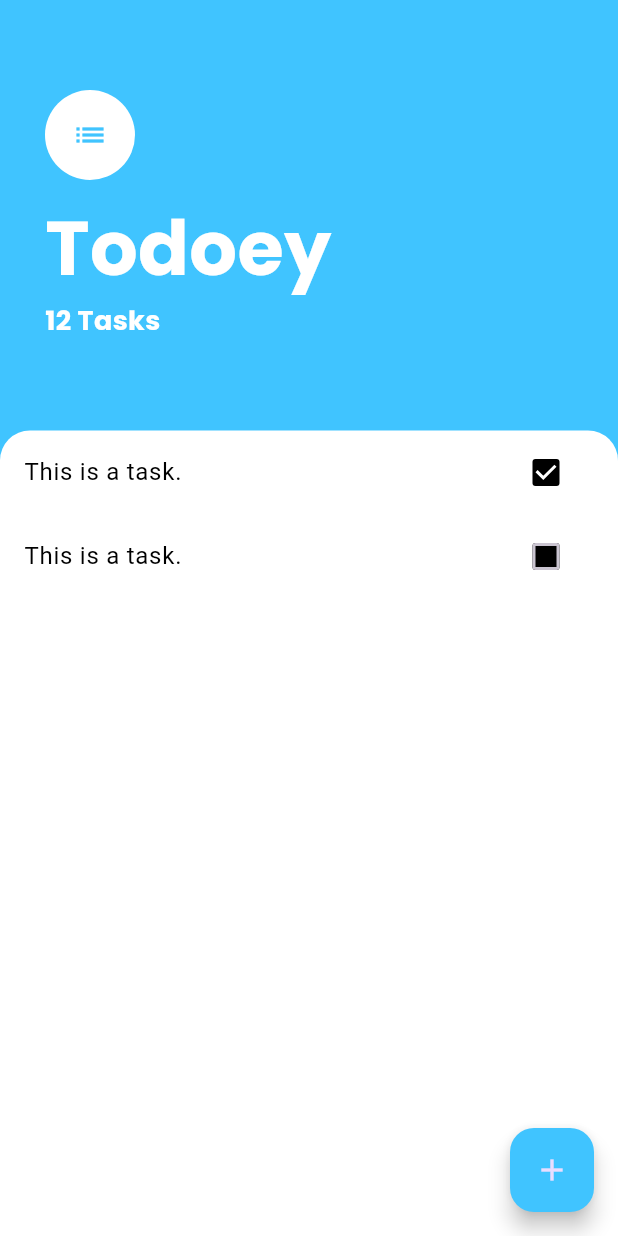
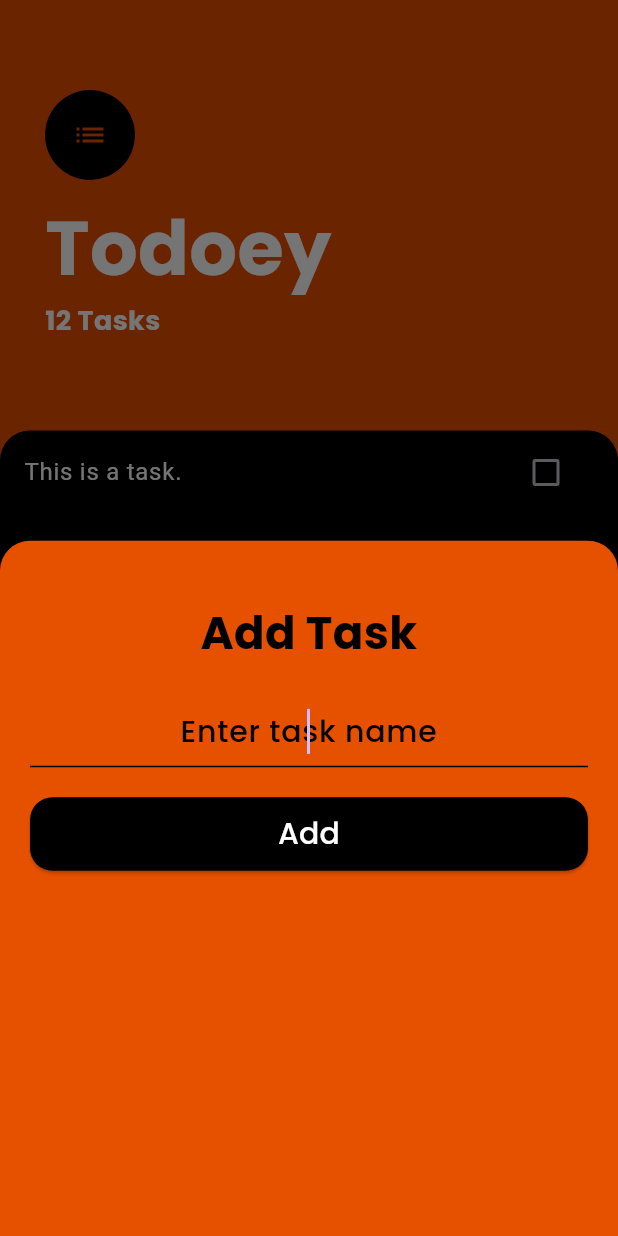
Before and after one commit to Akshat-sGit/today_flutter, a Flutter app: the screen it shows after launch, after a tap on the "add" icon, on a phone screen of 412 x 824 dp. Run offline on Flutter 3.47's test engine with Material 3 defaults, Android fonts, the light colour scheme and no system bars; our stand-ins replace google_fonts.

Commit message:
added add task screen

```diff
--- /dev/null
+++ b/lib/screens/add_task_screen.dart
@@ -0,0 +1,88 @@
+import 'package:flutter/material.dart';
+import 'package:google_fonts/google_fonts.dart';
+
+class AddTaskScreen extends StatelessWidget {
+  static const String id = 'add_task_screen';
+  const AddTaskScreen({Key? key}) : super(key: key);
+
+  @override
+  Widget build(BuildContext context) {
+    return Container(
+      color: const Color(0xff000000),
+      child: Container(
+        padding: const EdgeInsets.all(20.0),
+        decoration: BoxDecoration(
+          color: Colors.orange[900],
+          borderRadius: const BorderRadius.only(
+            topLeft: Radius.circular(20.0),
+            topRight: Radius.circular(20.0),
+          ),
+        ),
+        child: Column(
+          crossAxisAlignment: CrossAxisAlignment.stretch,
+          mainAxisAlignment: MainAxisAlignment.start,
+          children: <Widget>[
+          const SizedBox(height: 20.0),
+          Text(
+            'Add Task',
+            textAlign: TextAlign.center,
+            style: GoogleFonts.poppins(
+              color: Colors.black,
+              fontSize: 30.0,
+              fontWeight: FontWeight.w700,
+            ),
+          ),
+          const SizedBox(height: 20.0),
+          TextField(
+            decoration:const InputDecoration(
+              hintText: 'Enter task name',
+              hintStyle: TextStyle(
+                color: Colors.black, // Set the hint text color to black
+              ),
+            enabledBorder: UnderlineInputBorder(
+            // Set the border to an underline with black color
+            borderSide: BorderSide(
+              color: Colors.black,
+            ),
+          ),
+            focusedBorder: UnderlineInputBorder( // Set the border color when the field is focused
+            borderSide: BorderSide(
+              color: Colors.black,
+            ),
+            ),
+          ),
+            autofocus: true,
+            textAlign: TextAlign.center,
+            style: GoogleFonts.poppins(
+              color: Colors.black,
+              fontSize: 20.0,
+              fontWeight: FontWeight.w500,
+            ),
+          ),
+          const SizedBox(height: 20.0),
+          ElevatedButton(
+            style: ElevatedButton.styleFrom(
+              backgroundColor: Colors.black,
+              padding: const EdgeInsets.symmetric(
+                horizontal: 30.0,
+                vertical: 10.0,
+              ),
+              shape: RoundedRectangleBorder(
+                borderRadius: BorderRadius.circular(15.0),
+              ),
+            ),
+            onPressed: () {},
+            child: Text(
+              "Add",
+              style: GoogleFonts.poppins(
+                color: Colors.white,
+                fontSize: 20.0,
+                fontWeight: FontWeight.w500,
+              ),
+            ),
+          )
+        ]),
+      ),
+    );
+  }
+}
--- a/lib/screens/task_screen.dart
+++ b/lib/screens/task_screen.dart
@@ -1,5 +1,6 @@
 import 'package:flutter/material.dart';
 import 'package:google_fonts/google_fonts.dart';
+import 'package:todoey_flutter/screens/add_task_screen.dart';
 
 class TaskScreen extends StatelessWidget {
   static const String id = 'task_screen';
@@ -8,11 +9,14 @@ class TaskScreen extends StatelessWidget {
   @override
   Widget build(BuildContext context) {
     return Scaffold(
-      backgroundColor: Colors.lightBlueAccent,
+      backgroundColor: Colors.orange[900],
       floatingActionButton: FloatingActionButton(
-        backgroundColor: Colors.lightBlueAccent,
-        child: const Icon(Icons.add),
-        onPressed: () {},
+        backgroundColor: Colors.grey[900],
+        child: Icon(Icons.add, color: Colors.orange[900]),
+        onPressed: () {
+          showModalBottomSheet(
+              context: context, builder: (context) => const AddTaskScreen());
+        },
       ),
       body: Column(
         crossAxisAlignment: CrossAxisAlignment.start,
@@ -26,12 +30,12 @@ class TaskScreen extends StatelessWidget {
                 crossAxisAlignment: CrossAxisAlignment.start,
                 children: <Widget>[
                   // ignore: avoid_unnecessary_containers
-                  const CircleAvatar(
-                      backgroundColor: Colors.white,
+                  CircleAvatar(
+                      backgroundColor: Colors.black,
                       radius: 30.0,
                       child: Icon(
                         Icons.list,
-                        color: Colors.lightBlueAccent,
+                        color: Colors.orange[900],
                       )),
                   const SizedBox(height: 10.0),
                   Text(
@@ -58,14 +62,18 @@ class TaskScreen extends StatelessWidget {
           Expanded(
               child: Container(
             decoration: const BoxDecoration(
-                color: Colors.white,
+                color: Colors.black,
                 borderRadius: BorderRadius.only(
                     topLeft: Radius.circular(20.0),
                     topRight: Radius.circular(20.0))),
             child: ListView(
               children: const <Widget>[
-                TaskTile(isChecked: true,),
-                TaskTile(isChecked: false,),
+                TaskTile(
+                  isChecked: false,
+                ),
+                TaskTile(
+                  isChecked: false,
+                ),
               ],
             ),
           ))
@@ -74,7 +82,6 @@ class TaskScreen extends StatelessWidget {
     );
   }
 }
-
 
 class TaskTile extends StatefulWidget {
   const TaskTile({Key? key, required this.isChecked}) : super(key: key);
@@ -99,7 +106,10 @@ class _TaskTileState extends State<TaskTile> {
   Widget build(BuildContext context) {
     return ListTile(
       textColor: Colors.black,
-      title: const Text("This is a task."),
+      title: const Text(
+        "This is a task.",
+        style: TextStyle(color: Colors.white),
+      ),
       trailing: Checkbox(
         fillColor: MaterialStateProperty.all(Colors.black),
         checkColor: Colors.white,
```
Also changed, not shown: 1 other file.
